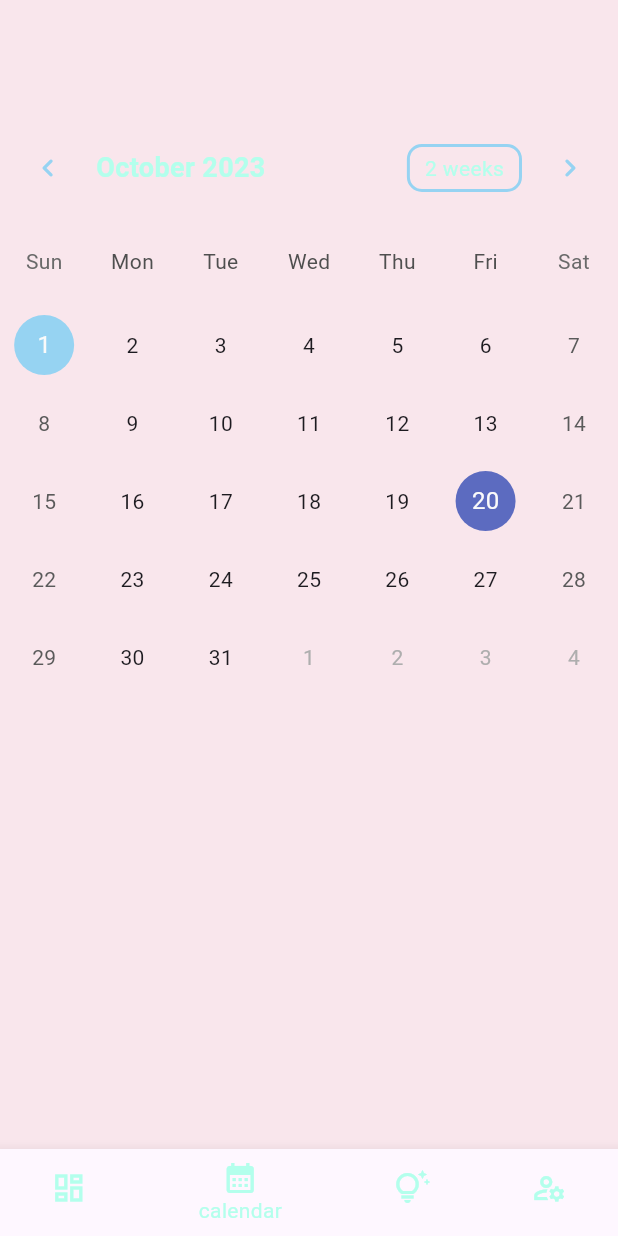
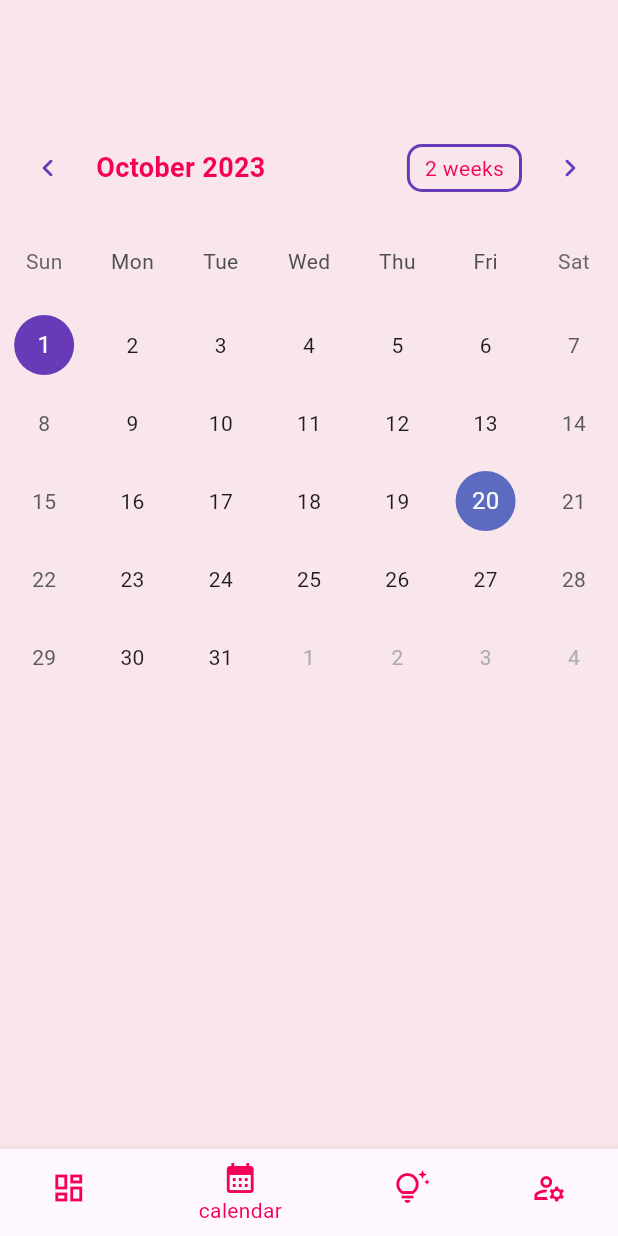
Before and after one commit to aanish37/Stritva, a Flutter app: the screen it shows after launch, item 2 of the bottom bar chosen, on a phone screen of 412 x 824 dp. Run offline on Flutter 3.47's test engine with Material 2 defaults, Android fonts, the phone set to English and light mode, and no system bars; drawn by our look-alikes of table_calendar.

Commit message:
minor changes

```diff
--- a/lib/constant.dart
+++ b/lib/constant.dart
@@ -4,12 +4,13 @@ import './view/dashboard_page.dart';
 import './view/info_page.dart';
 import './view/profile_page.dart';
 
+const backgroundColor = Color.fromARGB(255, 249, 230, 236);
 
-const backgroundColor = (Colors.pinkAccent);
+var buttonColor = Colors.pinkAccent[400];
+var unselectedButtonColor = Colors.pink[200];
+var textColor = Colors.pinkAccent[700];
 
-var buttonColor = Color.fromARGB(255,179, 255, 236	);
-
-const borderColor = Color.fromARGB(255, 150, 211, 242);
+const borderColor = Colors.deepPurple;
 
 //FIREBASE
 
@@ -18,5 +19,4 @@ const pages = [
   CalendarPage(),
   InfoPage(),
   ProfilePage(),
-
 ];
```
